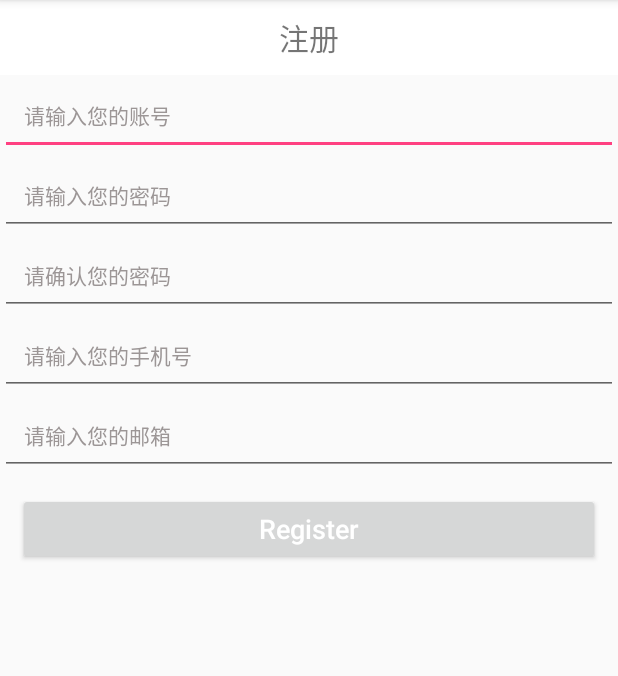
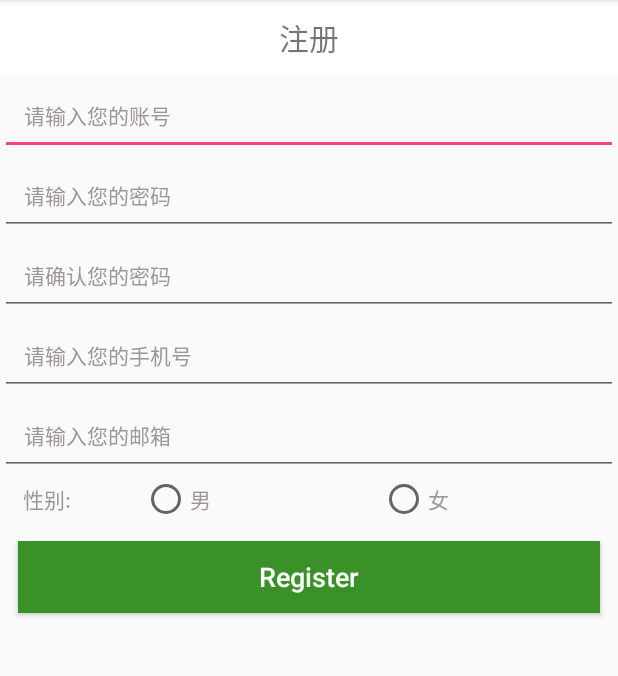
Before and after one commit to zyc2621854/myMenuTest, an Android app: the RegisterActivity screen opened directly, with no data from a screen before it, on a phone screen of 412 x 824 dp, the part 84-760 px from its top. Run offline under Robolectric (Android 15) with nearby library versions, the phone set to English and light mode, and no system bars; 1 statement that could not run was skipped.

Commit message:
添加radiobutton

```diff
--- a/app/src/main/java/android/kanzz/com/mymenutest/Entity/User2.java
+++ b/app/src/main/java/android/kanzz/com/mymenutest/Entity/User2.java
@@ -8,6 +8,8 @@ public class User2 extends BmobObject{
     private String password;
     private String mobilePhoneNumber;
     private String email;
+    private Boolean Sex;
+
     public String getAccount() {
         return account;
     }
@@ -37,4 +39,13 @@ public class User2 extends BmobObject{
     public void setEmail(String email) {
         this.email = email;
     }
+
+    public Boolean getSex() {
+        return Sex;
+    }
+
+    public void setSex(Boolean sex) {
+        Sex = sex;
+    }
+
 }
--- a/app/src/main/java/android/kanzz/com/mymenutest/RegisterActivity.java
+++ b/app/src/main/java/android/kanzz/com/mymenutest/RegisterActivity.java
@@ -6,6 +6,9 @@ import android.os.Bundle;
 import android.view.View;
 import android.widget.Button;
 import android.widget.EditText;
+import android.widget.RadioButton;
+import android.widget.RadioGroup;
+import android.widget.TextView;
 
 import cn.bmob.v3.exception.BmobException;
 import cn.bmob.v3.listener.SaveListener;
@@ -17,6 +20,10 @@ public class RegisterActivity extends BaseActivity implements View.OnClickListen
     private EditText phoneNumEdit;
     private EditText emailEdit;
     private Button registerButton;
+    private RadioGroup sexRadioGroup;
+    private RadioButton sexRadioButton1;
+    private RadioButton sexRadioButton2;
+    private Boolean isMale;
     private void initView(){
         usernameEdit=(EditText)findViewById(R.id.register_et_username);
         passwordEdit1=(EditText)findViewById(R.id.register_et_password_1);
@@ -25,6 +32,19 @@ public class RegisterActivity extends BaseActivity implements View.OnClickListen
         emailEdit=(EditText)findViewById(R.id.register_et_email);
         registerButton=(Button)findViewById(R.id.register_button_1);
         registerButton.setOnClickListener(this);
+        sexRadioGroup=(RadioGroup)findViewById(R.id.sex_radioGroup);
+        sexRadioGroup.setOnCheckedChangeListener(new RadioGroup.OnCheckedChangeListener() {
+            @Override
+            public void onCheckedChanged(RadioGroup group, int checkedId) {
+                if(checkedId == sexRadioButton1.getId()){
+                    isMale=true;
+                }else if(checkedId == sexRadioButton2.getId()){
+                    isMale=false;
+                }
+            }
+        });
+        sexRadioButton1=(RadioButton)findViewById(R.id.male_radioButton);
+        sexRadioButton2=(RadioButton)findViewById(R.id.female_radioButton);
     }
 
     @Override
@@ -35,6 +55,7 @@ public class RegisterActivity extends BaseActivity implements View.OnClickListen
 
     }
 
+
     @Override
     public void onClick(View v){
         switch (v.getId()){
@@ -44,6 +65,7 @@ public class RegisterActivity extends BaseActivity implements View.OnClickListen
                 user.setPassword(passwordEdit1.getText().toString());
                 user.setMobilePhoneNumber(phoneNumEdit.getText().toString());
                 user.setEmail(emailEdit.getText().toString());
+                user.setSex(isMale);
                 user.save(new SaveListener<String>() {
                     @Override
                     public void done(String objectId, BmobException e) {
--- a/app/src/main/res/layout/activity_register.xml
+++ b/app/src/main/res/layout/activity_register.xml
@@ -67,9 +67,39 @@
                 style="@style/base_editView"
                 android:hint="请输入您的邮箱"/>
         </RelativeLayout>
+        <RadioGroup
+            android:id="@+id/sex_radioGroup"
+            android:layout_width="match_parent"
+            android:layout_height="wrap_content"
+            android:orientation="horizontal">
+            <TextView
+                android:layout_width="0dp"
+                android:layout_height="wrap_content"
+                android:layout_weight="0.5"
+                android:layout_marginLeft="15dp"
+                android:textColor="@color/Gray"
+                android:text="性别:"/>
+            <RadioButton
+                android:layout_width="0dp"
+                android:layout_height="wrap_content"
+                android:layout_weight="1"
+                android:id="@+id/male_radioButton"
+                android:text="男"
+                android:textColor="@color/Gray"
+                android:textStyle="normal"/>
+            <RadioButton
+                android:layout_width="0dp"
+                android:layout_height="wrap_content"
+                android:layout_weight="1"
+                android:id="@+id/female_radioButton"
+                android:text="女"
+                android:textColor="@color/Gray"
+                android:textStyle="normal"/>
+        </RadioGroup>
         <Button
             android:id="@+id/register_button_1"
             style="@style/base_button"
+            android:background="@color/Green"
             android:text="Register"
             />
     </LinearLayout>
```
